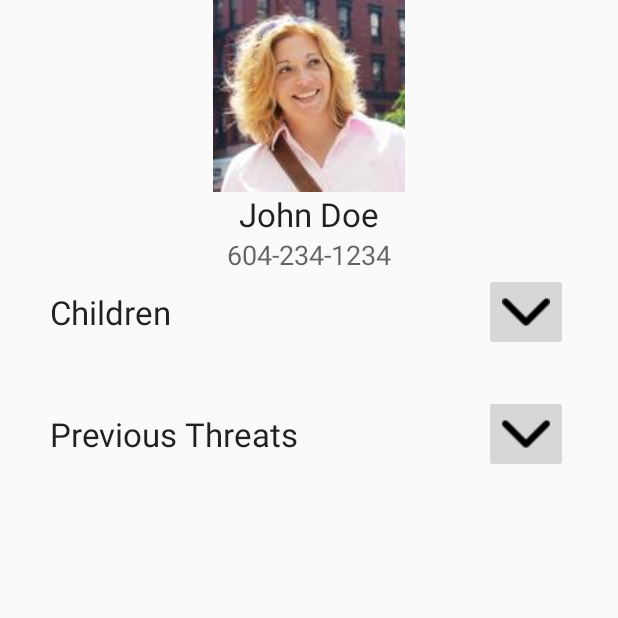
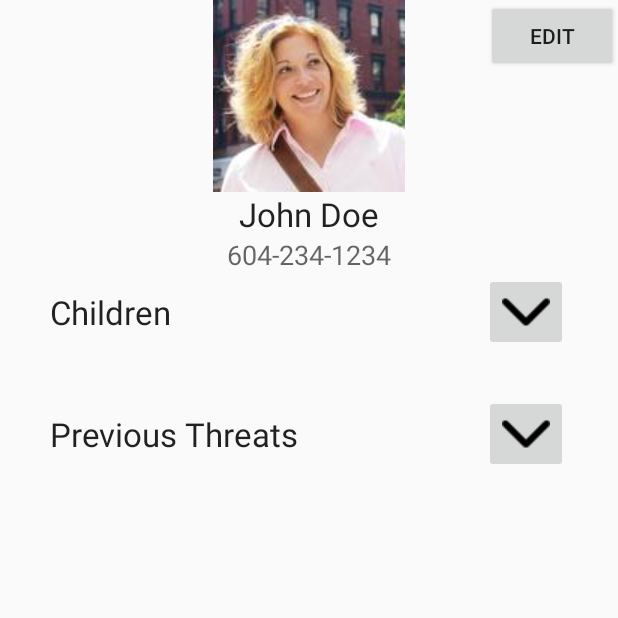
Before and after one commit to VaniDevs/Team8HeimdallrEndingViolenceAndroidApp, an Android app: the fragment Fragment3 shown on its own in the app's theme, on a phone screen of 412 x 824 dp, the top half of it. Run offline under Robolectric (Android 15) with nearby library versions, the phone set to English and light mode, and no system bars.

Commit message:
Added SharePreference code and halfway to the edit thingy

```diff
--- a/mobile/src/main/java/ca/bcit/heimdallr/ending_violence/Fragment3.java
+++ b/mobile/src/main/java/ca/bcit/heimdallr/ending_violence/Fragment3.java
@@ -1,5 +1,8 @@
 package ca.bcit.heimdallr.ending_violence;
 
+import android.app.FragmentManager;
+import android.app.FragmentTransaction;
+import android.content.Intent;
 import android.os.Bundle;
 import android.support.v4.app.Fragment;
 import android.view.LayoutInflater;
@@ -40,6 +43,14 @@ public class Fragment3 extends Fragment {
         View view = inflater.inflate(R.layout.fragment_fragment3,
                 container, false);
 
+        Button childButton = (Button) view.findViewById(R.id.EditButton);
+        childButton.setOnClickListener(new View.OnClickListener() {
+            @Override
+            public void onClick(View v) {
+
+            }
+        });
         return view;
     }
+
 }
--- a/mobile/src/main/res/layout/fragment_fragment3.xml
+++ b/mobile/src/main/res/layout/fragment_fragment3.xml
@@ -6,12 +6,29 @@
     android:orientation="vertical">
 
 
-    <ImageView
-        android:layout_width="wrap_content"
-        android:layout_height="wrap_content"
-        android:id="@+id/imageView2"
-        android:layout_gravity="center_horizontal"
-        android:src="@drawable/logo" />
+    <RelativeLayout
+        android:layout_width="match_parent"
+        android:layout_height="wrap_content">
+
+        <ImageView
+            android:layout_width="wrap_content"
+            android:layout_height="wrap_content"
+            android:id="@+id/imageView2"
+            android:layout_gravity="center_horizontal"
+            android:src="@drawable/logo"
+            android:layout_alignParentTop="true"
+            android:layout_centerHorizontal="true" />
+
+        <Button
+            android:layout_width="wrap_content"
+            android:layout_height="wrap_content"
+            android:text="Edit"
+            android:id="@+id/EditButton"
+            android:layout_gravity="right"
+            android:layout_alignParentTop="true"
+            android:layout_alignParentEnd="true"
+            android:onClick="LoadEdit" />
+    </RelativeLayout>
 
     <ScrollView
         android:layout_width="match_parent"
```
Also changed, not shown: mobile/src/main/java/ca/bcit/heimdallr/ending_violence/Fragment1.java (+10 -0 lines), mobile/src/main/java/ca/bcit/heimdallr/ending_violence/HomeActivity.java (+60 -5 lines), mobile/src/main/java/ca/bcit/heimdallr/ending_violence/LoginActivity.java (+5 -3 lines), mobile/src/main/res/layout/fragment_fragment2.xml (+8 -0 lines).
